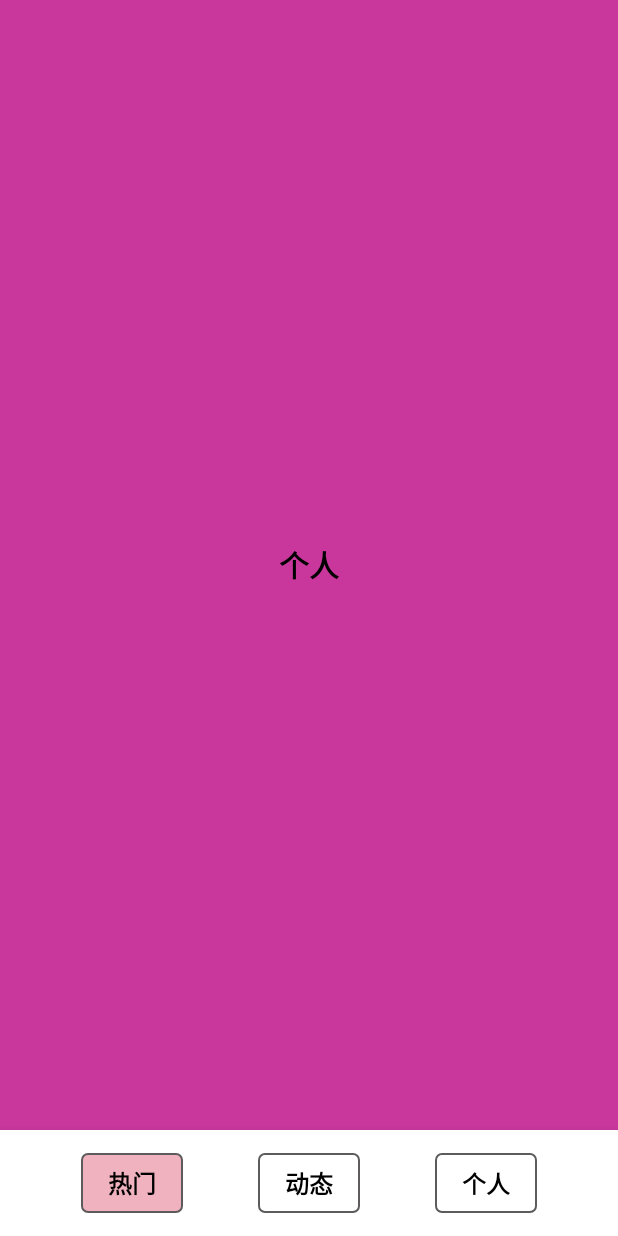
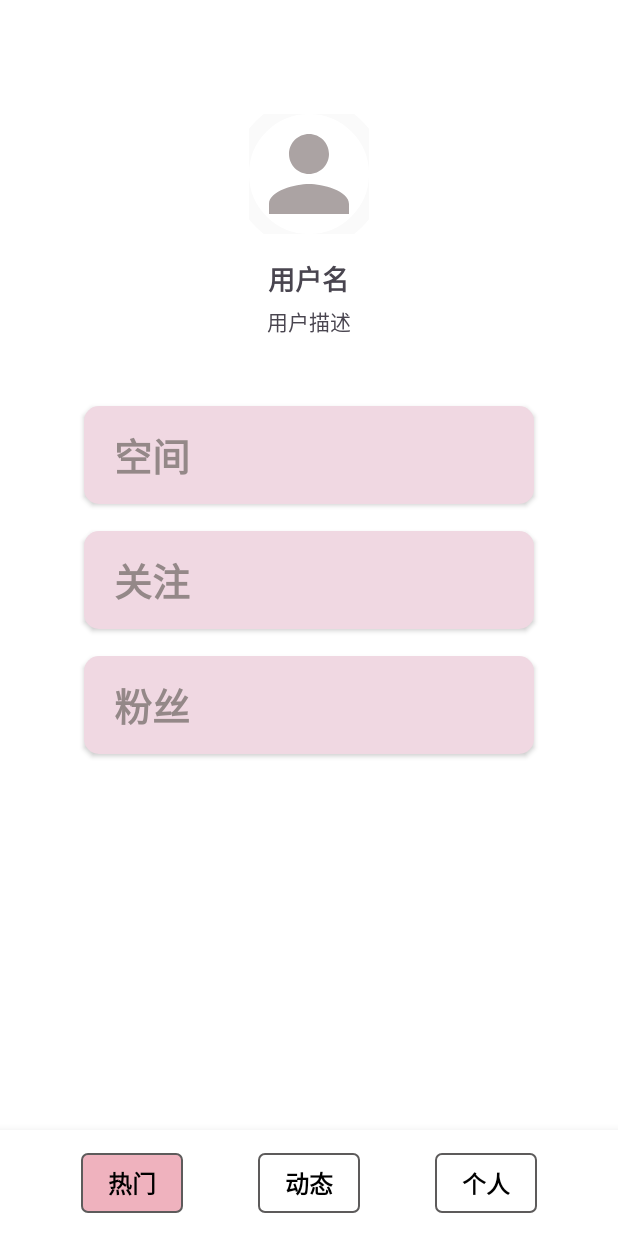
Before and after one commit to hwcctn/AndroidBigWork, an Android app: the fragment PersonFragment placed in its activity, on a phone screen of 412 x 824 dp. Run offline under Robolectric (Android 15) with nearby library versions, the phone set to English and light mode, and no system bars.

Commit message:
person styles

```diff
--- /dev/null
+++ b/frontend/app/src/main/res/drawable/button_circle10dp.xml
@@ -0,0 +1,9 @@
+<selector xmlns:android="http://schemas.android.com/apk/res/android">
+    <item>
+        <shape android:shape="rectangle">
+            <solid android:color="#F0D8E2"/>
+            <!--  正常状态下的背景颜色  -->
+            <corners android:radius="10dp"/>
+        </shape>
+    </item>
+</selector>
--- a/frontend/app/src/main/res/layout/fragment_person.xml
+++ b/frontend/app/src/main/res/layout/fragment_person.xml
@@ -3,15 +3,80 @@
     xmlns:tools="http://schemas.android.com/tools"
     android:layout_width="match_parent"
     android:layout_height="match_parent"
-    android:background="@color/person"
+    android:background="@color/white"
     tools:context=".PersonFragment">
-    <TextView
+    <!-- 使用LinearLayout创建内容 -->
+    <LinearLayout
         android:layout_width="match_parent"
-        android:layout_height="match_parent"
-        android:gravity="center"
-        android:text="个人"
-        android:textSize="20sp"
-        android:textStyle="bold"
-        android:textColor="@color/black"
-        />
+        android:layout_height="wrap_content"
+        android:orientation="vertical"
+        android:padding="16dp"
+        android:gravity="center_horizontal"
+        android:layout_marginTop="60dp"
+        >
+
+        <!-- 头像和用户信息部分 -->
+        <LinearLayout
+            android:layout_width="wrap_content"
+            android:layout_height="wrap_content"
+            android:orientation="vertical"
+            android:gravity="center_horizontal"
+            android:layout_marginBottom="20dp">
+
+            <!-- 用户头像 -->
+            <ImageView
+                android:layout_width="80dp"
+                android:layout_height="80dp"
+                android:src="@drawable/baseline_person"
+                android:scaleType="centerCrop"
+                android:layout_marginBottom="8dp"
+                android:background="@drawable/circle_images" /> <!-- 圆形背景，可以自定义 -->
+
+            <!-- 用户名 -->
+            <TextView
+                android:layout_width="wrap_content"
+                android:layout_height="wrap_content"
+                android:layout_marginTop="8dp"
+                android:text="用户名"
+                android:textSize="18sp"
+                android:textStyle="bold"
+                android:layout_marginBottom="4dp"/>
+
+            <!-- 用户描述 -->
+            <TextView
+                android:layout_width="wrap_content"
+                android:layout_height="wrap_content"
+                android:text="用户描述"
+                android:textSize="14sp"
+                android:layout_marginBottom="16dp"/>
+        </LinearLayout>
+
+        <!-- 按钮部分 -->
+        <LinearLayout
+            android:layout_width="match_parent"
+            android:layout_height="wrap_content"
+
+            android:orientation="vertical"
+            android:gravity="center_horizontal"
+            >
+
+            <android.widget.Button
+
+                android:text="空间"
+                style="@style/CustomButtonStyle"
+
+                />
+
+            <android.widget.Button
+
+                android:text="关注"
+                style="@style/CustomButtonStyle"
+                />
+
+            <android.widget.Button
+                android:text="粉丝"
+                style="@style/CustomButtonStyle"
+                />
+        </LinearLayout>
+    </LinearLayout>
 </FrameLayout>
--- /dev/null
+++ b/frontend/app/src/main/res/values/styles.xml
@@ -0,0 +1,16 @@
+<?xml version="1.0" encoding="utf-8"?>
+<resources>
+    <!-- 自定义按钮样式 -->
+    <style name="CustomButtonStyle">
+        <item name="android:layout_width">300dp</item>
+        <item name="android:layout_height">65dp</item>
+        <item name="android:layout_marginTop">10dp</item>
+        <item name="android:textSize">25sp</item>
+        <item name="android:textColor">#948888</item>
+        <item name="android:textFontWeight">900</item>
+        <item name="android:paddingStart">20dp</item>
+        <item name="android:gravity">center_vertical</item>
+        <item name="android:layout_marginBottom">8dp</item>
+        <item name="android:background">@drawable/button_circle10dp</item>
+    </style>
+</resources>
```
